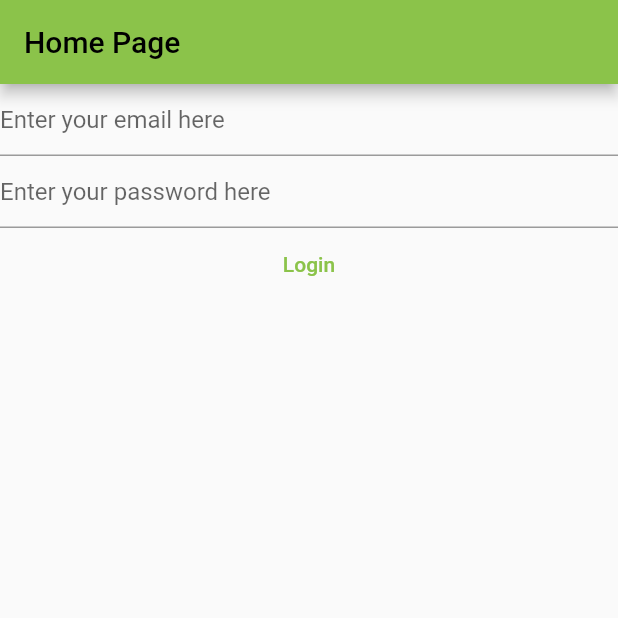
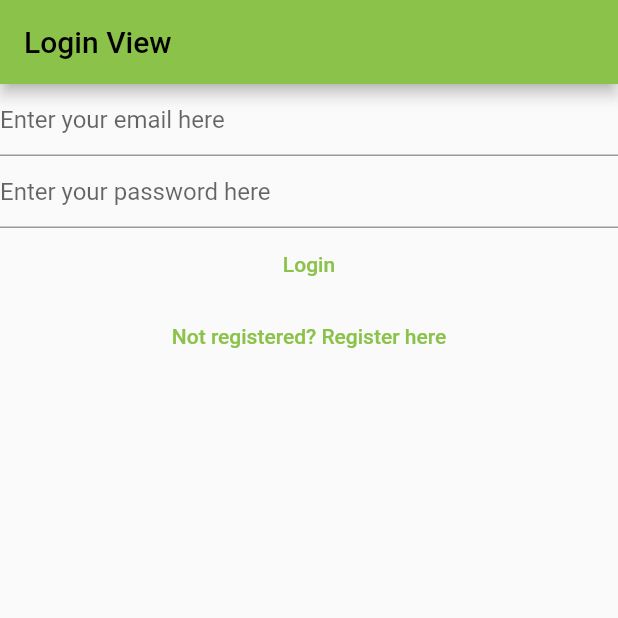
Before and after one commit to leon-bi/notetaker, a Flutter app: the screen it shows after launch, on a phone screen of 412 x 824 dp, the top half of it. Run offline on Flutter 3.47's test engine with Material 2 defaults, Android fonts, the phone set to English and light mode, and no system bars; our stand-ins replace firebase_auth, firebase_core; accounts and stored records are empty.

Commit message:
Add routes to login and registerd views

```diff
--- a/lib/main.dart
+++ b/lib/main.dart
@@ -3,6 +3,7 @@ import 'package:firebase_core/firebase_core.dart';
 import 'package:flutter/material.dart';
 import 'package:notetaker/firebase_options.dart';
 import 'package:notetaker/views/login_view.dart';
+import 'package:notetaker/views/register_view.dart';
 
 void main() {
   WidgetsFlutterBinding.ensureInitialized();
@@ -11,7 +12,10 @@ void main() {
     theme: ThemeData(
       primarySwatch: Colors.lightGreen,
     ),
-    home: const HomePage(),
+    home: const HomePage(),routes: {
+      '/login/':(context) => const LoginView(),
+      '/register/':(context) => const RegisterView()
+    },
   ));
 }
 
@@ -20,11 +24,7 @@ class HomePage extends StatelessWidget {
 
   @override
   Widget build(BuildContext context) {
-    return Scaffold(
-      appBar: AppBar(
-        title: const Text("Home Page"),
-      ),
-      body: FutureBuilder(
+    return FutureBuilder(
           // initialize firebase before other calls to firebase
           future: Firebase.initializeApp(
               options: DefaultFirebaseOptions.currentPlatform),
@@ -42,34 +42,8 @@ class HomePage extends StatelessWidget {
                 // }
                 return const LoginView();
               default:
-                return const Text("Loading....");
+                return const CircularProgressIndicator();
             }
-          }),
-    );
+          });
   }
 }
-
-class EmailVerificationView extends StatefulWidget {
-  const EmailVerificationView({super.key});
-
-  @override
-  State<EmailVerificationView> createState() => _EmailVerificationViewState();
-}
-
-class _EmailVerificationViewState extends State<EmailVerificationView> {
-  @override
-  Widget build(BuildContext context) {
-    return Column(
-      children: [
-        const Text("Please verify your email address"),
-        TextButton(
-            onPressed: () async {
-              final user = FirebaseAuth.instance.currentUser;
-              print(user);
-              await user?.sendEmailVerification();
-            },
-            child: const Text("Send Email Verification"))
-      ],
-    );
-  }
-}
--- a/lib/views/login_view.dart
+++ b/lib/views/login_view.dart
@@ -1,6 +1,5 @@
 import 'package:firebase_auth/firebase_auth.dart';
 import 'package:flutter/material.dart';
-
 
 class LoginView extends StatefulWidget {
   const LoginView({super.key});
@@ -31,7 +30,8 @@ class _LoginViewState extends State<LoginView> {
 
   @override
   Widget build(BuildContext context) {
-    return Column(children: [
+    return Scaffold(appBar: AppBar(title: const Text('Login View'),),
+      body: Column(children: [
         TextField(
           controller: _email,
           keyboardType: TextInputType.emailAddress,
@@ -57,7 +57,7 @@ class _LoginViewState extends State<LoginView> {
               final email = _email.text;
               final password = _password.text;
 
-           final userCredential= await FirebaseAuth.instance
+              final userCredential = await FirebaseAuth.instance
                   .signInWithEmailAndPassword(email: email, password: password);
 
               print(userCredential);
@@ -70,6 +70,13 @@ class _LoginViewState extends State<LoginView> {
             }
           },
         ),
-    ]);
+        TextButton(
+            onPressed: () {
+              Navigator.of(context)
+                  .pushNamedAndRemoveUntil('/register/', (route) => false);
+            },
+            child: const Text("Not registered? Register here"))
+      ]),
+    );
   }
 }
--- a/lib/views/register_view.dart
+++ b/lib/views/register_view.dart
@@ -33,7 +33,8 @@ class _RegisterViewState extends State<RegisterView> {
 
   @override
   Widget build(BuildContext context) {
-    return Column(children: [
+    return Scaffold(appBar: AppBar(title: const Text('Reguster view'),),
+      body: Column(children: [
         TextField(
           controller: _email,
           keyboardType: TextInputType.emailAddress,
@@ -75,6 +76,13 @@ class _RegisterViewState extends State<RegisterView> {
             }
           },
         ),
-    ]);
+        TextButton(
+          onPressed: () {
+            Navigator.of(context)
+                .pushNamedAndRemoveUntil('/login/', (route) => false);
+          },
+          child: const Text("Already registered? Login here"))
+      ]),
+    );
   }
 }
```
Also changed, not shown: lib/views/verify_email_view.dart (added, +27 -0 lines). Lines whose indentation alone changed are shown as unchanged.
